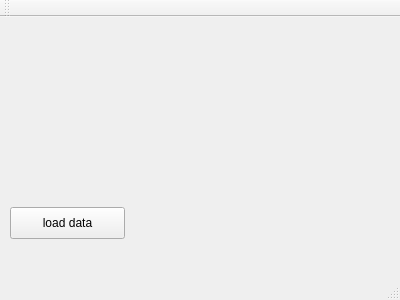
Above: mainwindow.ui from omarCamargo/smoothSignal before the change. Below: the same form after it.
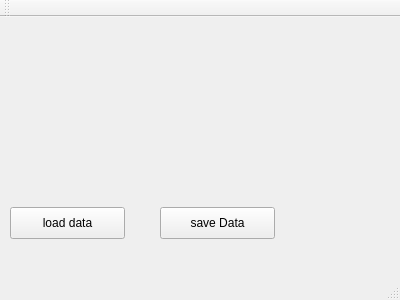
That is the form after the change.

Commit message: the savitkygolay  smooth Algorithm was finished and tested to a simple vector

Diff of the .ui file:
```diff
--- a/mainwindow.ui
+++ b/mainwindow.ui
@@ -27,6 +27,19 @@
      <string>load data</string>
     </property>
    </widget>
+   <widget class="QPushButton" name="pushButton_2">
+    <property name="geometry">
+     <rect>
+      <x>160</x>
+      <y>190</y>
+      <width>115</width>
+      <height>32</height>
+     </rect>
+    </property>
+    <property name="text">
+     <string>save Data</string>
+    </property>
+   </widget>
   </widget>
   <widget class="QMenuBar" name="menuBar">
    <property name="geometry">
```
The commit also changes 2 other files.
